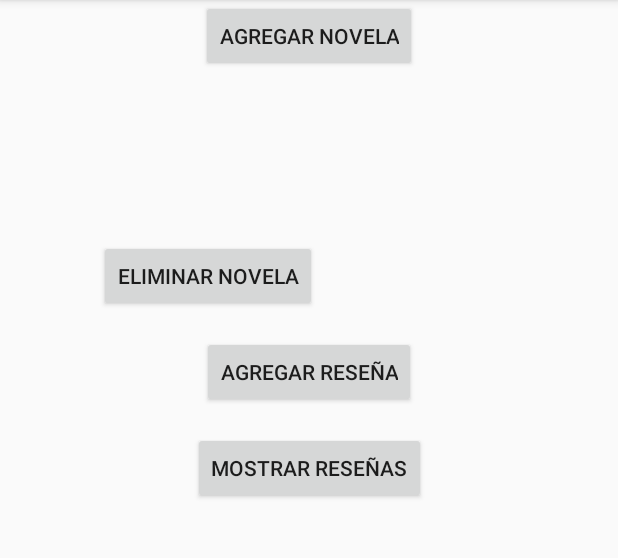
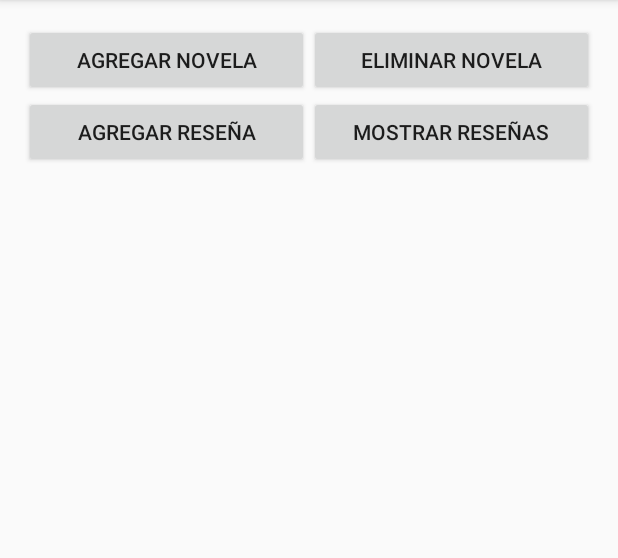
Before and after one commit to pablonso308/NovelManager, an Android app built with Jetpack Compose: the screen it shows after launch (MainActivity), on a phone screen of 412 x 824 dp, the part 84-642 px from its top. Run offline under Robolectric (Android 15) with nearby library versions, the phone set to English and light mode, and no system bars; our stand-ins replace Room's generated code.

Commit message:
retoque estetico

```diff
--- a/app/src/main/res/layout/activity_main.xml
+++ b/app/src/main/res/layout/activity_main.xml
@@ -1,4 +1,3 @@
-<?xml version="1.0" encoding="utf-8"?>
 <androidx.constraintlayout.widget.ConstraintLayout xmlns:android="http://schemas.android.com/apk/res/android"
     xmlns:app="http://schemas.android.com/apk/res-auto"
     xmlns:tools="http://schemas.android.com/tools"
@@ -6,52 +5,55 @@
     android:layout_height="match_parent"
     tools:context=".MainActivity">
 
+    <GridLayout
+        android:id="@+id/buttonGrid"
+        android:layout_width="0dp"
+        android:layout_height="wrap_content"
+        android:layout_margin="16dp"
+        android:columnCount="2"
+        android:rowCount="2"
+        app:layout_constraintTop_toTopOf="parent"
+        app:layout_constraintStart_toStartOf="parent"
+        app:layout_constraintEnd_toEndOf="parent">
+
         <Button
             android:id="@+id/buttonAddBook"
-        android:layout_width="wrap_content"
+            android:layout_width="0dp"
             android:layout_height="wrap_content"
-        android:text="Agregar Novela"
-        app:layout_constraintTop_toTopOf="parent"
-        app:layout_constraintEnd_toEndOf="parent"
-        app:layout_constraintStart_toStartOf="parent" />
+            android:layout_columnWeight="1"
+            android:layout_rowWeight="1"
+            android:text="Agregar Novela" />
 
         <Button
             android:id="@+id/buttonDeleteBook"
-        android:layout_width="wrap_content"
+            android:layout_width="0dp"
             android:layout_height="wrap_content"
-        android:layout_marginTop="112dp"
-        android:text="Eliminar Novela"
-        app:layout_constraintEnd_toEndOf="parent"
-        app:layout_constraintHorizontal_bias="0.248"
-        app:layout_constraintStart_toStartOf="parent"
-        app:layout_constraintTop_toBottomOf="@id/buttonAddBook" />
-
+            android:layout_columnWeight="1"
+            android:layout_rowWeight="1"
+            android:text="Eliminar Novela" />
 
         <Button
             android:id="@+id/buttonAddReview"
-        android:layout_width="wrap_content"
+            android:layout_width="0dp"
             android:layout_height="wrap_content"
-        android:layout_marginTop="16dp"
-        android:text="Agregar Reseña"
-        app:layout_constraintEnd_toEndOf="parent"
-        app:layout_constraintStart_toStartOf="parent"
-        app:layout_constraintTop_toBottomOf="@id/buttonDeleteBook" />
+            android:layout_columnWeight="1"
+            android:layout_rowWeight="1"
+            android:text="Agregar Reseña" />
 
         <Button
             android:id="@+id/buttonShowReviews"
-        android:layout_width="wrap_content"
+            android:layout_width="0dp"
             android:layout_height="wrap_content"
-        android:layout_marginTop="16dp"
-        android:text="Mostrar Reseñas"
-        app:layout_constraintEnd_toEndOf="parent"
-        app:layout_constraintStart_toStartOf="parent"
-        app:layout_constraintTop_toBottomOf="@id/buttonAddReview" />
+            android:layout_columnWeight="1"
+            android:layout_rowWeight="1"
+            android:text="Mostrar Reseñas" />
+    </GridLayout>
 
     <androidx.recyclerview.widget.RecyclerView
         android:id="@+id/recyclerView"
         android:layout_width="0dp"
         android:layout_height="0dp"
-        app:layout_constraintTop_toBottomOf="@id/buttonDeleteBook"
+        app:layout_constraintTop_toBottomOf="@id/buttonGrid"
         app:layout_constraintBottom_toBottomOf="parent"
         app:layout_constraintStart_toStartOf="parent"
         app:layout_constraintEnd_toEndOf="parent"/>
```
Lines whose indentation alone changed are shown as unchanged.
